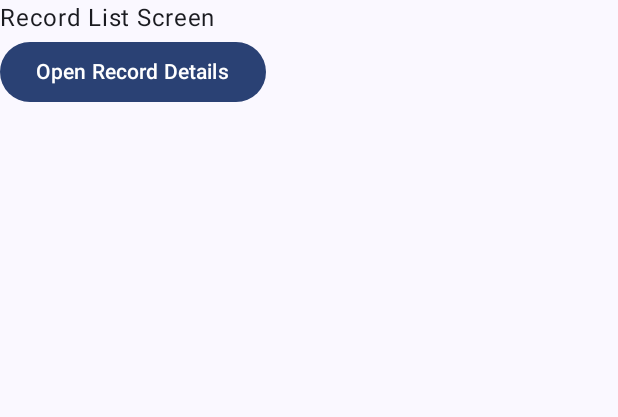
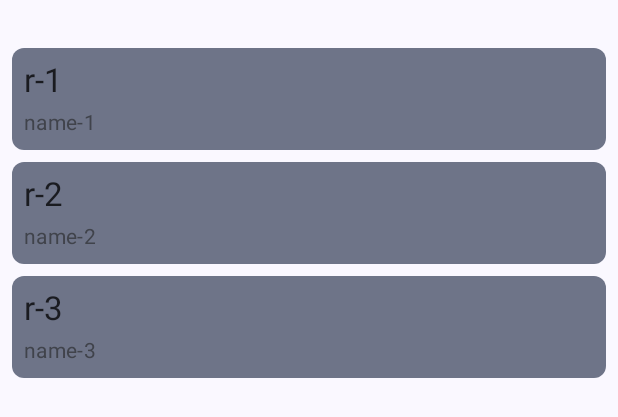
Before and after one commit to wiskiw/RecordManagerApp, an Android app built with Jetpack Compose: the @Preview function ContentPreviewLight, on a phone screen of 412 x 824 dp. Shown: the top 417 px of the screen. Run offline under Robolectric (Android 15) with nearby library versions, the phone set to English and light mode, and no system bars.

Commit message:
Display record list with minimum details

```diff
--- a/app/src/main/java/dev/wiskiw/recordmanagerapp/presentation/screen/recordlist/RecordListScreen.kt
+++ b/app/src/main/java/dev/wiskiw/recordmanagerapp/presentation/screen/recordlist/RecordListScreen.kt
@@ -1,16 +1,33 @@
 package dev.wiskiw.recordmanagerapp.presentation.screen.recordlist
 
+import androidx.compose.foundation.background
+import androidx.compose.foundation.clickable
+import androidx.compose.foundation.layout.Arrangement
 import androidx.compose.foundation.layout.Column
+import androidx.compose.foundation.layout.Row
+import androidx.compose.foundation.layout.Spacer
 import androidx.compose.foundation.layout.fillMaxSize
+import androidx.compose.foundation.layout.fillMaxWidth
+import androidx.compose.foundation.layout.height
 import androidx.compose.foundation.layout.padding
-import androidx.compose.material3.Button
+import androidx.compose.foundation.lazy.LazyColumn
+import androidx.compose.foundation.shape.RoundedCornerShape
+import androidx.compose.material3.MaterialTheme
 import androidx.compose.material3.Scaffold
 import androidx.compose.material3.Text
 import androidx.compose.runtime.Composable
+import androidx.compose.runtime.getValue
 import androidx.compose.ui.Modifier
+import androidx.compose.ui.draw.clip
 import androidx.compose.ui.tooling.preview.Devices
 import androidx.compose.ui.tooling.preview.Preview
+import androidx.lifecycle.compose.collectAsStateWithLifecycle
+import dev.wiskiw.recordmanagerapp.domain.model.Record
+import dev.wiskiw.recordmanagerapp.domain.model.RecordType
+import dev.wiskiw.recordmanagerapp.presentation.compose.ErrorView
+import dev.wiskiw.recordmanagerapp.presentation.compose.ProgressView
 import dev.wiskiw.recordmanagerapp.presentation.theme.RecordManagerTheme
+import dev.wiskiw.recordmanagerapp.presentation.theme.size
 import dev.wiskiw.recordmanagerapp.presentation.tool.mvi.ConsumeSideEffect
 import org.koin.androidx.compose.koinViewModel
 
@@ -27,7 +44,9 @@ fun RecordListScreen(
         }
     }
 
+    val state by viewModel.uiStateFlow.collectAsStateWithLifecycle()
     Content(
+        state = state,
         handleAction = viewModel::handleAction,
     )
 }
@@ -36,32 +55,133 @@ fun RecordListScreen(
 @Composable
 private fun Content(
     modifier: Modifier = Modifier,
+    state: RecordListUiState,
     handleAction: (RecordListViewModel.Action) -> Unit,
 ) {
-    Scaffold(modifier = Modifier.fillMaxSize()) { innerPadding ->
+    Scaffold(modifier = modifier.fillMaxSize()) { scaffoldPaddings ->
+        when {
+            state.isLoading -> ProgressView(
+                modifier = Modifier.padding(scaffoldPaddings),
+            )
+
+            state.error != null -> ErrorView(
+                modifier = Modifier.padding(scaffoldPaddings),
+                text = state.error,
+                onRetry = { handleAction(RecordListViewModel.Action.OnRetryClick) },
+            )
+
+            else -> RecordList(
+                modifier = Modifier.padding(scaffoldPaddings),
+                records = state.records
+            ) { id ->
+                val action = RecordListViewModel.Action.OnRecordClick(id)
+                handleAction(action)
+            }
+        }
+    }
+}
+
+@Composable
+private fun RecordList(
+    modifier: Modifier = Modifier,
+    records: List<Record>,
+    onClick: (String) -> Unit,
+) {
+    LazyColumn(
+        modifier = modifier,
+        verticalArrangement = Arrangement.spacedBy(MaterialTheme.size.one)
+    ) {
+        item {
+            Spacer(modifier = Modifier.height(MaterialTheme.size.three))
+        }
+        items(records.size) {
+            val record = records[it]
+            RecordItem(
+                modifier = Modifier
+                    .padding(horizontal = MaterialTheme.size.one)
+                    .fillMaxWidth(),
+                record = record,
+                onClick = {
+                    onClick(record.id)
+                }
+            )
+        }
+        item {
+            Spacer(modifier = Modifier.height(MaterialTheme.size.three))
+        }
+    }
+}
+
+@Composable
+private fun RecordItem(
+    modifier: Modifier = Modifier,
+    record: Record,
+    onClick: () -> Unit = {},
+) {
+    val shape = RoundedCornerShape(MaterialTheme.size.one)
+    Row(
+        modifier = modifier
+            .background(
+                color = MaterialTheme.colorScheme.secondaryContainer,
+                shape = shape,
+            )
+            .clip(shape)
+            .clickable { onClick.invoke() }
+            .padding(MaterialTheme.size.one),
+        horizontalArrangement = Arrangement.spacedBy(MaterialTheme.size.one),
+    ) {
         Column(
-            modifier = modifier.padding(innerPadding),
+            verticalArrangement = Arrangement.spacedBy(MaterialTheme.size.half),
         ) {
             Text(
-                text = "Record List Screen",
+                text = record.id,
+                color = MaterialTheme.colorScheme.onSurface,
+                style = MaterialTheme.typography.titleLarge,
             )
-            Button(onClick = { handleAction(RecordListViewModel.Action.OnRecordClick(id = "123")) }) {
-                Text(
-                    text = "Open Record Details",
-                )
-            }
+            Text(
+                text = record.name,
+                color = MaterialTheme.colorScheme.onSurfaceVariant,
+                style = MaterialTheme.typography.bodyMedium,
+            )
         }
-
     }
 }
 
 @Preview(showBackground = true, device = Devices.PIXEL)
 @Composable
 private fun ContentPreviewLight() {
+    val records = listOf(
+        Record(
+            id = "r-1",
+            type = RecordType.Desk,
+            name = "name-1",
+            description = "description-1",
+        ),
+        Record(
+            id = "r-2",
+            type = RecordType.Server,
+            name = "name-2",
+            description = "description-2",
+        ),
+        Record(
+            id = "r-3",
+            type = RecordType.Employee,
+            name = "name-3",
+            description = "description-3",
+        ),
+    )
+
+    val uiState = RecordListUiState(
+        isLoading = false,
+        error = null,
+        records = records
+    )
+
     RecordManagerTheme(
         darkTheme = false,
     ) {
         Content(
+            state = uiState,
             handleAction = {}
         )
     }
--- a/app/src/main/java/dev/wiskiw/recordmanagerapp/presentation/screen/recordlist/RecordListViewModel.kt
+++ b/app/src/main/java/dev/wiskiw/recordmanagerapp/presentation/screen/recordlist/RecordListViewModel.kt
@@ -16,6 +16,7 @@ class RecordListViewModel(
 ) : MviViewModel<RecordListUiState, RecordListViewModel.Action, RecordListViewModel.SideEffect>(savedStateHandle) {
 
     sealed interface Action : MviAction {
+        data object OnRetryClick : Action
         data class OnRecordClick(val id: String) : Action
     }
 
@@ -35,6 +36,7 @@ class RecordListViewModel(
 
     override fun handleAction(action: Action) {
         when (action) {
+            is Action.OnRetryClick -> fetchRecords()
             is Action.OnRecordClick -> sendSideEffect(SideEffect.NavigateToRecord(id = action.id))
         }
     }
--- a/app/src/main/res/values/strings.xml
+++ b/app/src/main/res/values/strings.xml
@@ -1,3 +1,5 @@
 <resources>
     <string name="app_name">Record Manager</string>
+
+    <string name="compose_error_view_retry_button_label">Retry</string>
 </resources>
```
Also changed, not shown: app/src/main/java/dev/wiskiw/recordmanagerapp/presentation/compose/ErrorView.kt (added, +63 -0 lines), app/src/main/java/dev/wiskiw/recordmanagerapp/presentation/compose/ProgressView.kt (added, +30 -0 lines), app/src/main/java/dev/wiskiw/recordmanagerapp/presentation/theme/Dimens.kt (added, +42 -0 lines).
